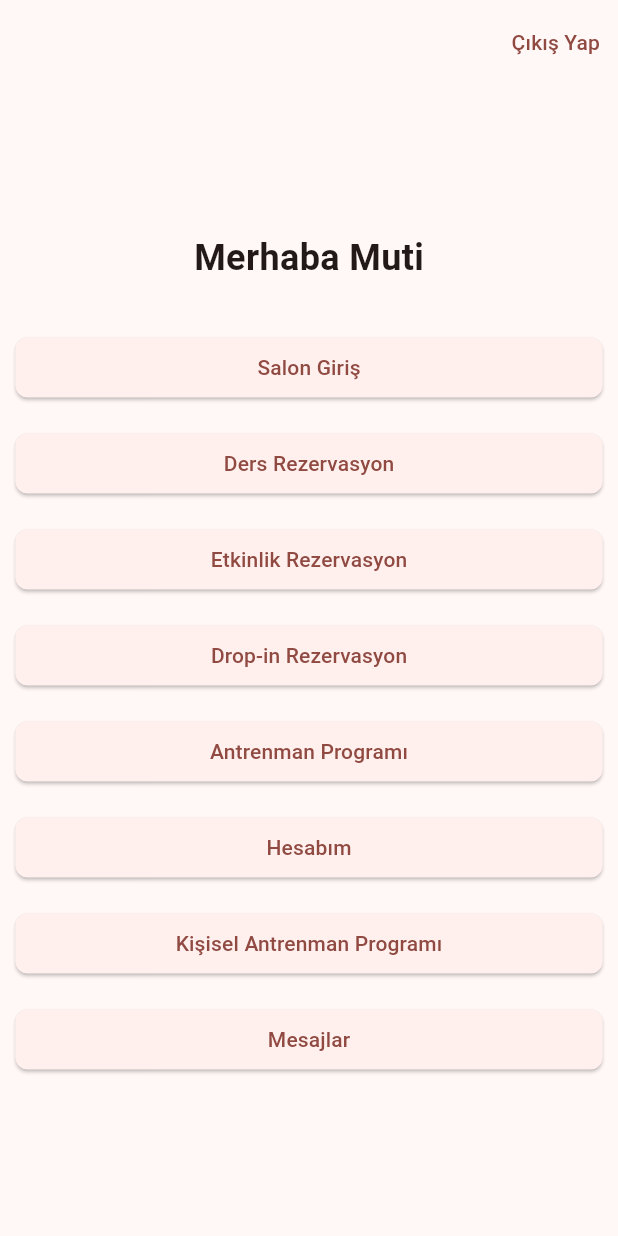
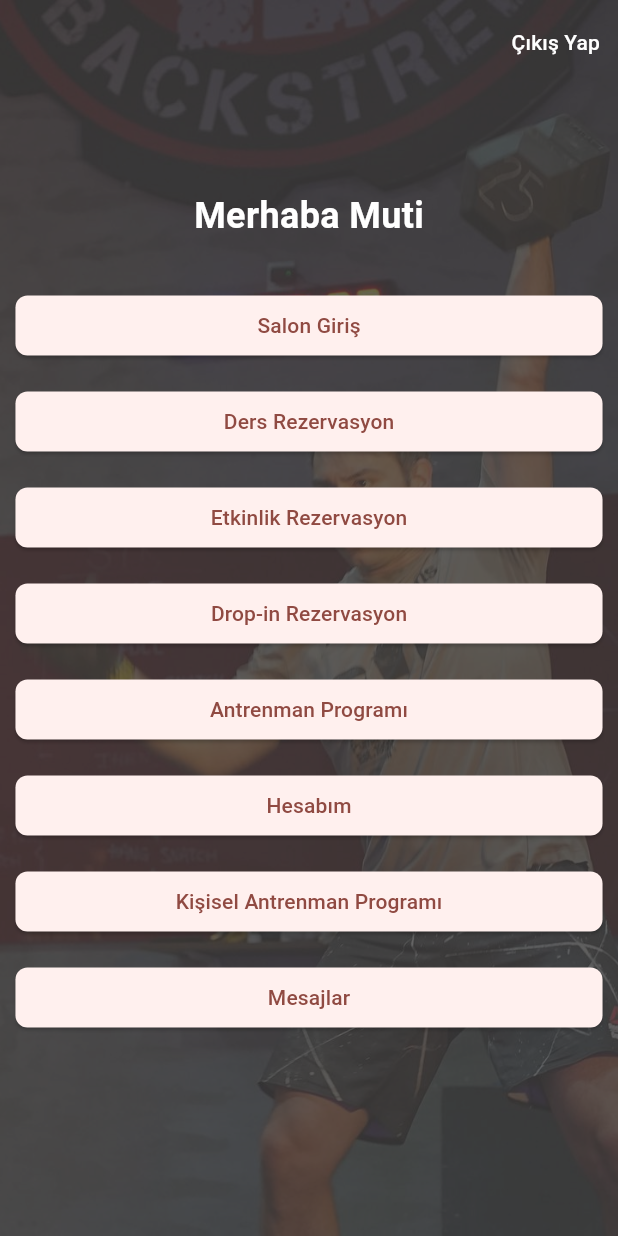
Before and after one commit to muticansel/crossfit_app, a Flutter app: the Home screen opened directly, on a phone screen of 412 x 824 dp. Run offline on Flutter 3.47's test engine with Material 3 defaults, Android fonts, the phone set to English and light mode, and no system bars.

Commit message:
feat: add home background

```diff
--- a/lib/src/views/home/home_screen.dart
+++ b/lib/src/views/home/home_screen.dart
@@ -20,7 +20,11 @@ class Home extends StatelessWidget {
     ];
 
     return Scaffold(
+      extendBodyBehindAppBar:
+          true, // App Bar'ın arka plan resminin üstüne çıkmasını sağlar
       appBar: AppBar(
+        backgroundColor: Colors.transparent, // Şeffaf arka plan
+        elevation: 0, // Gölge yok
         automaticallyImplyLeading: false,
         actions: [
           TextButton(
@@ -33,15 +37,34 @@ class Home extends StatelessWidget {
             },
             child: const Text(
               'Çıkış Yap',
+              style: TextStyle(color: Colors.white),
             ),
           ),
         ],
       ),
-      body: Center(
-        child: Column(mainAxisAlignment: MainAxisAlignment.center, children: [
+      body: Stack(
+        fit: StackFit.expand,
+        children: <Widget>[
+          Opacity(
+            opacity: 0.5,
+            child: Image.asset(
+              'assets/home_bg.jpg',
+              fit: BoxFit.cover,
+            ),
+          ),
+          Container(
+            color: Colors.black.withOpacity(
+                0.6), // Arka plan resminin üstüne daha az opak yarı saydam bir katman ekler
+          ),
+          Center(
+            child:
+                Column(mainAxisAlignment: MainAxisAlignment.center, children: [
               Text(
                 'Merhaba $userName',
-            style: const TextStyle(fontSize: 24, fontWeight: FontWeight.bold),
+                style: const TextStyle(
+                    fontSize: 24,
+                    fontWeight: FontWeight.bold,
+                    color: Colors.white),
               ),
               const SizedBox(height: 24),
               ...homeButtonLabels.map((buttonLabel) {
@@ -67,6 +90,8 @@ class Home extends StatelessWidget {
               }),
             ]),
           ),
+        ],
+      ),
     );
   }
 }
--- a/pubspec.yaml
+++ b/pubspec.yaml
@@ -54,6 +54,7 @@ dev_dependencies:
 flutter:
   assets:
     - assets/login_background.jpg
+    - assets/home_bg.jpg
 
   # The following line ensures that the Material Icons font is
   # included with your application, so that you can use the icons in
```
Also changed, not shown: assets/home_bg.jpg (added). Lines whose indentation alone changed are shown as unchanged.
